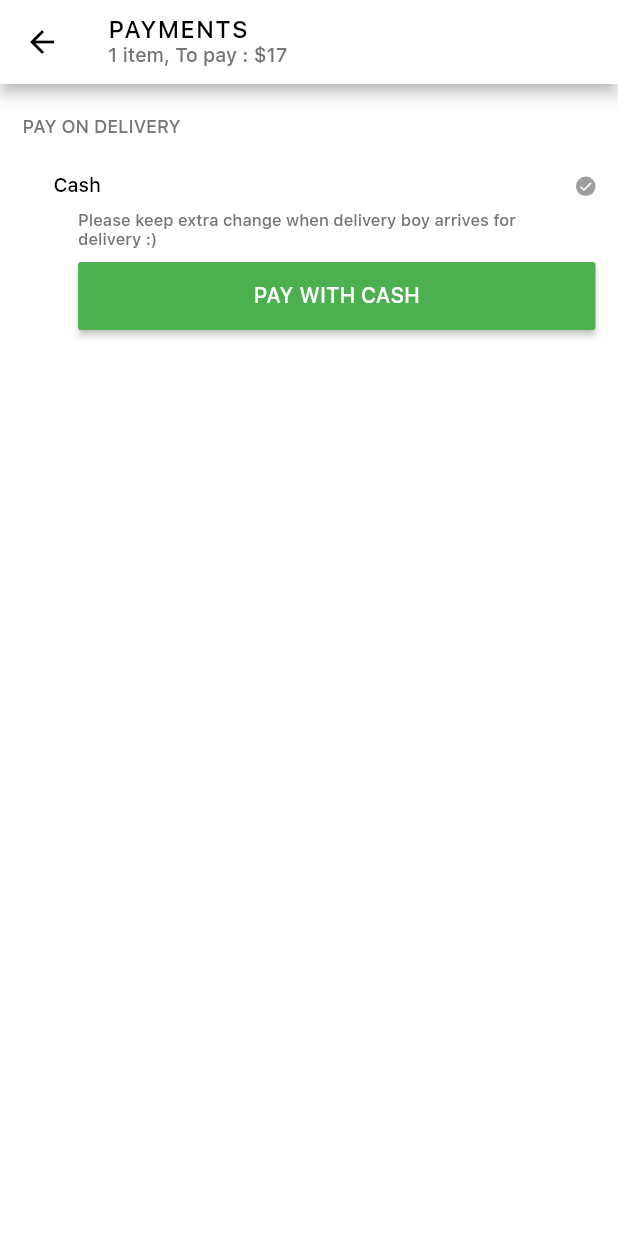
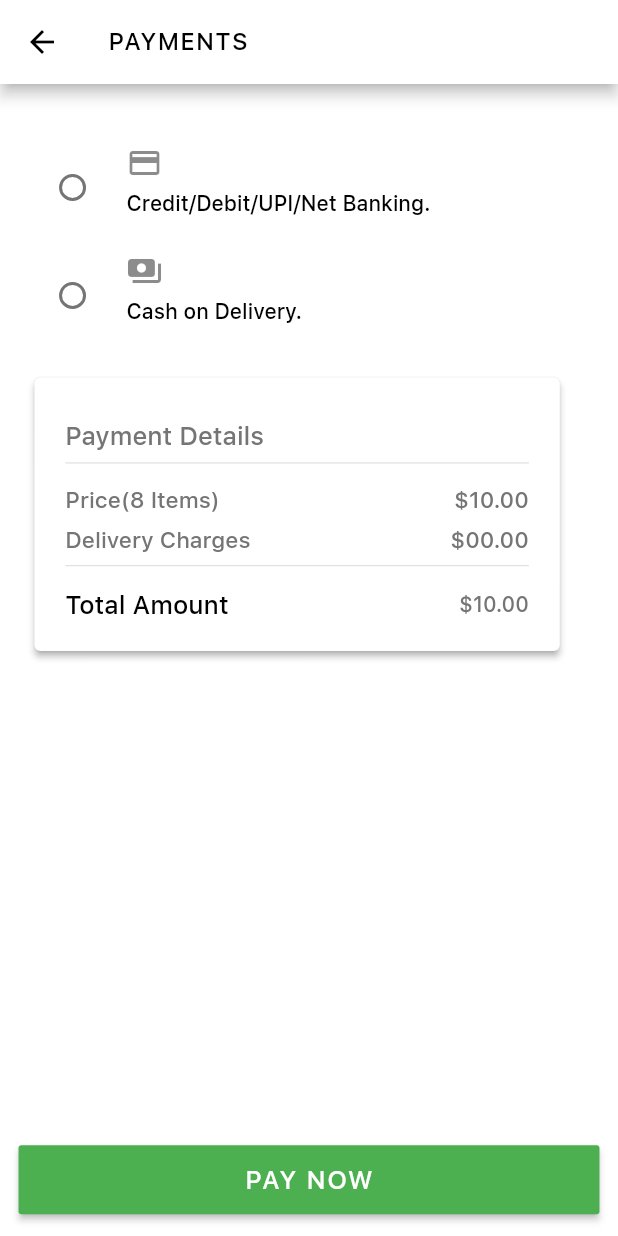
Before and after one commit to mpzeeshan/Restaurant_app, a Flutter app: the Payments screen opened directly, on a phone screen of 412 x 824 dp. Run offline on Flutter 3.47's test engine with Material 2 defaults, Android fonts, the phone set to English and light mode, and no system bars; our stand-ins replace dotted_line, flutter_svg, get_it, otp_text_field; missing offline and left inert: date_range_picker.

Commit message:
29/12/2020 works

```diff
--- a/lib/Orders/order_history.dart
+++ b/lib/Orders/order_history.dart
@@ -56,10 +56,12 @@ class OrderHistory extends StatelessWidget {
               body: TabBarView(
                 children: [
                   h.orderHist(screenHeight, screenWidth, recentOrders, 1, true,context),
+
                   h.orderHist(screenHeight, screenWidth, recentOrders, 4, false,context),
+
                 ],
               ),
-      ),
+              ),
             ),
           ),
         ),
--- a/lib/models/more_model.dart
+++ b/lib/models/more_model.dart
@@ -1,4 +1,4 @@
-import 'package:flutter/material.dart';
+
 
 class MoreModel {
   String fname;
--- a/lib/payment/payments.dart
+++ b/lib/payment/payments.dart
@@ -1,5 +1,4 @@
 import 'package:flutter/material.dart';
-import 'package:simplify/Orders/order_history.dart';
 import 'package:simplify/payment/payment_success.dart';
 
 class Payments extends StatefulWidget {
@@ -8,7 +7,29 @@ class Payments extends StatefulWidget {
 }
 
 class _PaymentsState extends State<Payments> {
-  bool selected = false;
+  bool card = false;
+  bool cash = false;
+  int selectedRadioTile;
+
+  @override
+  void initState() {
+    super.initState();
+    selectedRadioTile = 0;
+  }
+
+  setSelectedRadioTile(int val) {
+    setState(() {
+      selectedRadioTile = val;
+      if (val == 1){
+        card = !card;
+        cash = false;
+      } else if(val == 2){
+        cash = !cash;
+        card = false;
+      }
+    });
+  }
+
 
   @override
   Widget build(BuildContext context) {
@@ -17,20 +38,10 @@ class _PaymentsState extends State<Payments> {
       child: SafeArea(
         child: Scaffold(
           appBar: AppBar(
-            title: Column(
-              crossAxisAlignment: CrossAxisAlignment.start,
-              children: [
-                Text(
+            title: Text(
               'PAYMENTS',
               style: TextStyle(
                   color: Colors.black, fontSize: 16.0, letterSpacing: 0.8),
-                ),
-                Text(
-                  '1 item, To pay : \$17',
-                  style: TextStyle(
-                      color: Colors.grey[600], fontSize: 13.0, height: 1.2),
-                ),
-              ],
             ),
             backgroundColor: Colors.white,
             leading: GestureDetector(
@@ -48,103 +59,124 @@ class _PaymentsState extends State<Payments> {
             width: MediaQuery.of(context).size.width,
             color: Colors.white,
             child: Padding(
-              padding: const EdgeInsets.only(
-                  left: 15.0, top: 5.0, right: 15.0, bottom: 5.0),
+              padding:  EdgeInsets.only(
+                  left: MediaQuery.of(context).size.width*0.03, top: MediaQuery.of(context).size.height*0.01, right: MediaQuery.of(context).size.width*0.03, bottom: MediaQuery.of(context).size.width*0.035),
               child: Column(
                 crossAxisAlignment: CrossAxisAlignment.start,
                 children: [
+                  SizedBox(height: MediaQuery.of(context).size.height*0.03,),
+                  RadioListTile(
+                    value: 1,
+                    groupValue: selectedRadioTile,
+                    title: Row(children: [
+                      Icon(Icons.credit_card),
+                      SizedBox(width: MediaQuery.of(context).size.width*0.03,),
+
+                    ],),
+                    subtitle: Text("Credit/Debit/UPI/Net Banking.",style: TextStyle(color: card ? Colors.teal:Colors.black),),
+                    onChanged: (val) {
+                      print("Credit option pressed $val");
+                      setSelectedRadioTile(val);
+                    },
+                    activeColor: Colors.teal,
+                  ),
+                  RadioListTile(
+                    value: 2,
+                    groupValue: selectedRadioTile,
+                    title: Row(children: [
+                      Icon(Icons.payments),
+                    ],),
+                    subtitle: Text("Cash on Delivery.",style: TextStyle(color: cash ? Colors.teal:Colors.black ),),
+                    onChanged: (val) {
+                      print("Cash on delivery pressed $val");
+                      setSelectedRadioTile(val);
+                    },
+                    activeColor: Colors.teal,
+                  ),
                   SizedBox(
-                    height: MediaQuery.of(context).size.height * 0.02,
-                  ),
-                  Text(
-                    'PAY ON DELIVERY',
-                    style: TextStyle(color: Colors.grey[600], fontSize: 12.0),
+                    height: MediaQuery.of(context).size.height * 0.01,
                   ),
                   Padding(
-                    padding: EdgeInsets.only(
-                      left: MediaQuery.of(context).size.width * 0.05,
-                      top: MediaQuery.of(context).size.height * 0.03,
-                      bottom: MediaQuery.of(context).size.height * 0.02,
-                    ),
+                    padding:
+                    EdgeInsets.all(MediaQuery.of(context).size.height * 0.008),
+                    child: Card(
+                      color: Colors.white,
+                      shadowColor: Colors.grey,
+                      elevation: 2.0,
                       child: Container(
+
+                        width: MediaQuery.of(context).size.width*0.85,
+
+                        child: Padding(
+                          padding: EdgeInsets.all(MediaQuery.of(context).size.width*0.05),
                           child: Column(
+                            crossAxisAlignment: CrossAxisAlignment.start,
                             children: [
-                          GestureDetector(
-                            onTap: () {
-                              setState(() {
-                                selected = true;
-                              });
-                            },
-                            child: Row(
+                              SizedBox(height: MediaQuery.of(context).size.height*0.01,),
+                              Text('Payment Details',style: TextStyle(color: Colors.grey[600],fontSize: 17.0),),
+                              Divider(thickness: 0.8,),
+                              SizedBox(height: MediaQuery.of(context).size.height*0.01,),
+                              Row(
                                 mainAxisAlignment: MainAxisAlignment.spaceBetween,
                                 children: [
-                                Text(
-                                  'Cash',
-                                  style: TextStyle(
-                                      fontSize: 13.0, color: Colors.black),
-                                ),
-                                CircleAvatar(
-                                  radius: 6.5,
-                                  backgroundColor:
-                                      selected ? Colors.green : Colors.grey,
-                                  child: Icon(
-                                    Icons.done,
-                                    color: Colors.white,
-                                    size: 10.0,
-                                  ),
-                                ),
+                                  Text('Price(8 Items)',style: TextStyle(color: Colors.grey[600],fontSize: 15.0),),
+                                  Text('\$10.00',style: TextStyle(color: Colors.grey[600],fontSize: 15.0)),
                                 ],
                               ),
+                              SizedBox(height: MediaQuery.of(context).size.height*0.01,),
+                              Row(
+                                mainAxisAlignment: MainAxisAlignment.spaceBetween,
+                                children: [
+                                  Text('Delivery Charges',style: TextStyle(color: Colors.grey[600],fontSize: 15.0),),
+                                  Text('\$00.00',style: TextStyle(color: Colors.grey[600],fontSize: 15.0)),
+                                ],
                               ),
-                          Padding(
-                            padding: EdgeInsets.only(
-                                left: MediaQuery.of(context).size.width * 0.04,
-                                top: MediaQuery.of(context).size.height * 0.01),
-                            child: Container(
-                              child: Column(
+                              Divider(thickness: 0.8,),
+                              SizedBox(height: MediaQuery.of(context).size.height*0.01,),
+                              Row(
+                                mainAxisAlignment: MainAxisAlignment.spaceBetween,
                                 children: [
-                                  Padding(
-                                    padding: EdgeInsets.only(
-                                        right:
-                                            MediaQuery.of(context).size.width *
-                                                0.1),
-                                    child: Text(
-                                      'Please keep extra change when delivery boy arrives for delivery :)',
-                                      style: TextStyle(
-                                          color: Colors.grey[600],
-                                          fontSize: 11.0),
-                                    ),
-                                  ),
-                                  SizedBox(
-                                    height: MediaQuery.of(context).size.height *
-                                        0.01,
-                                  ),
-                                  Container(
-                                    height: MediaQuery.of(context).size.height *
-                                        0.055,
-                                    width: MediaQuery.of(context).size.width,
-                                    child: RaisedButton(
-                                      onPressed: () {
-                                        Navigator.push(
-                                          context,
-                                          MaterialPageRoute(
-                                              builder: (context) =>
-                                                  PaymentSuccess()),
-                                        );
-                                      },
-                                      child: Text(
-                                        'PAY WITH CASH',
-                                        style: TextStyle(color: Colors.white),
-                                      ),
-                                      color: Colors.green,
-                                    ),
+                                  Text('Total Amount',style: TextStyle(color: Colors.black,fontSize: 17.0),),
+                                  Text('\$10.00',style: TextStyle(color: Colors.grey[600])),
+                                ],
                               ),
                             ],
                           ),
                         ),
                       ),
+                    ),
+                  ),
+                  Expanded(
+                    child: Column(
+                      mainAxisAlignment: MainAxisAlignment.end,
+                      children: [
+                        SizedBox(
+                          height: 46.0,
+                          child: RaisedButton(
+                            color: Colors.green,
+                            child: Center(
+                                child: Text(
+                                  'PAY NOW',
+                                  style: TextStyle(
+                                      color: Colors.white,
+                                      letterSpacing: 1.0,
+                                      fontSize: 17.0),
+                                )),
+                            onPressed: () {
+                              setState(() {
+
+                                  Navigator.push(
+                                    context,
+                                    MaterialPageRoute(
+                                      builder: (context) => PaymentSuccess(),
+                                    ),
+                                  );
+
+                              });
+                            },
+                          ),
+                        ),
                       ],
-                      ),
                     ),
                   ),
                 ],
@@ -156,3 +188,25 @@ class _PaymentsState extends State<Payments> {
     );
   }
 }
+
+
+// Container(
+// height: MediaQuery.of(context).size.height *
+// 0.055,
+// width: MediaQuery.of(context).size.width,
+// child: RaisedButton(
+// onPressed: () {
+// Navigator.push(
+// context,
+// MaterialPageRoute(
+// builder: (context) =>
+// PaymentSuccess()),
+// );
+// },
+// child: Text(
+// 'PAY WITH CASH',
+// style: TextStyle(color: Colors.white),
+// ),
+// color: Colors.green,
+// ),
+// ),
--- a/lib/payment/wallet.dart
+++ b/lib/payment/wallet.dart
@@ -7,8 +7,6 @@ class Wallet extends StatefulWidget {
 
 class _WalletState extends State<Wallet> {
   TextEditingController amount = TextEditingController();
-
-  var _rupees = '2000';
 
   @override
   Widget build(BuildContext context) {
--- a/lib/screens/cart.dart
+++ b/lib/screens/cart.dart
@@ -13,7 +13,7 @@ class Cart extends StatefulWidget {
 class _CartState extends State<Cart> {
 
   TextEditingController _instructionsController = TextEditingController();
-  static var pricew;
+
   var disc = 5;
   var delFee = 2;
 
@@ -24,7 +24,6 @@ class _CartState extends State<Cart> {
 
 
   Container size(count) {
-    pricew = count;
     return Container(
       decoration: BoxDecoration(
         border: Border.all(width: 1, color: Colors.grey[300]),
--- a/lib/screens/home.dart
+++ b/lib/screens/home.dart
@@ -39,7 +39,7 @@ class _HomeState extends State<Home> {
   void initState() {
     super.initState();
     _currentItemSelected = textList[0];
-    var value = textList[0];
+
   }
 
   GestureDetector topDishes(image, category) {
--- a/lib/screens/search.dart
+++ b/lib/screens/search.dart
@@ -3,7 +3,6 @@ import 'package:simplify/Orders/order_history.dart';
 import 'package:simplify/models/search_model.dart';
 import 'package:simplify/screens/cart.dart';
 import 'package:simplify/screens/offers.dart';
-import 'package:simplify/screens/products.dart';
 import 'package:simplify/screens/home.dart';
 
 SearchModels s = SearchModels();
@@ -251,7 +250,7 @@ class DataSearch extends SearchDelegate<String> {
         title: RichText(
           text: TextSpan(
             text: suggestionList[index].substring(0, query.length),
-            style: TextStyle(color: Colors.black, fontWeight: FontWeight.bold),
+            style: TextStyle(color: Colors.grey[800],fontSize: 16.0 ),
             children: [
               TextSpan(
                 text: suggestionList[index].substring(query.length),
--- a/pubspec.yaml
+++ b/pubspec.yaml
@@ -32,6 +32,8 @@ dependencies:
   dotted_line: ^2.0.2
   get_it: ^5.0.3
   http: ^0.12.2
+  date_range_picker: ^1.0.5
+  flutter_svg: ^0.19.0
 
 dev_dependencies:
   flutter_test:
```
Also changed, not shown: lib/Orders/order_summary.dart (+53 -49 lines), lib/Orders/track_order.dart (+65 -56 lines), lib/UserAccount/more.dart (+11 -5 lines), lib/models/commons.dart (+69 -71 lines), lib/screens/products.dart (+47 -44 lines), lib/screens/single_product_view.dart (+16 -3 lines), imgs/burger_king.png (added), imgs/coin.svg (added), pubspec.lock. Lines whose indentation alone changed are shown as unchanged.
